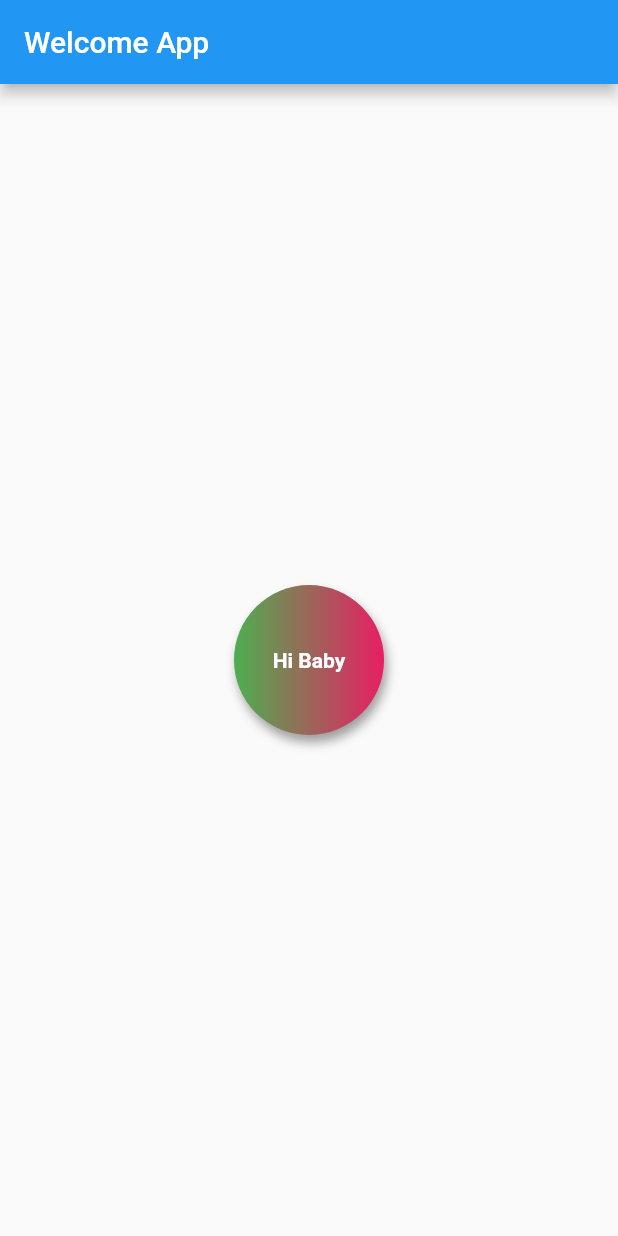
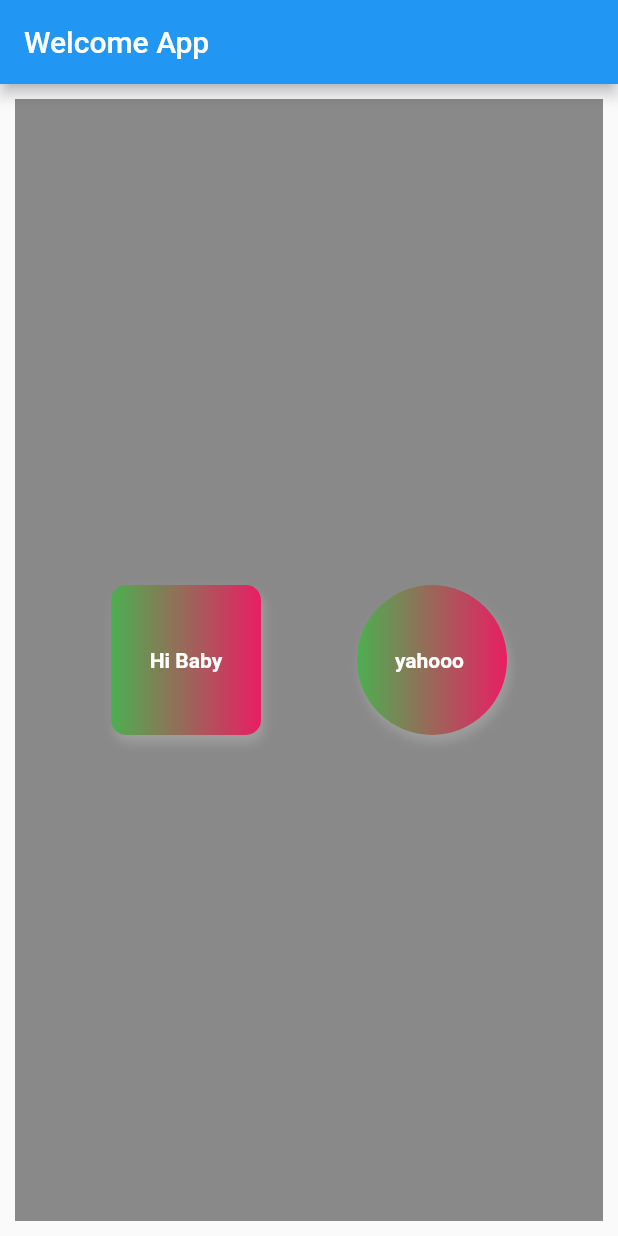
Before and after one commit to Zee7280/zain, a Flutter app: the screen it shows after launch, on a phone screen of 412 x 824 dp. Run offline on Flutter 3.47's test engine with Material 2 defaults, Android fonts, the light colour scheme and no system bars.

Commit message:
chap 2 complete

```diff
--- a/lib/main.dart
+++ b/lib/main.dart
@@ -15,8 +15,40 @@
   Widget build(BuildContext context) {
     return Scaffold(
       appBar: AppBar(title: Text('Welcome App')),
-      body: Center(
+      body: Padding(
+        padding: const EdgeInsets.all(10.0),
         child: Container(
+          color: Colors.black45,
+          width: MediaQuery.of(context).size.width,
+          height: MediaQuery.of(context).size.height,
+          child: Row(
+            mainAxisAlignment: MainAxisAlignment.spaceEvenly,
+            crossAxisAlignment: CrossAxisAlignment.center,
+            children: [
+              Container(
+                padding: const EdgeInsets.all(20),
+                alignment: Alignment.center,
+                width: 100,
+                height: 100,
+                decoration: BoxDecoration(
+                    color: Colors.teal,
+                    // shape: BoxShape.circle,
+                    borderRadius: BorderRadius.circular(10),
+                    boxShadow: [
+                      BoxShadow(
+                          color: Colors.grey,
+                          blurRadius: 5,
+                          offset: Offset(2.0, 5.0))
+                    ],
+                    gradient:
+                        LinearGradient(colors: [Colors.green, Colors.pink])),
+                child: Text(
+                  'Hi Baby',
+                  style: TextStyle(
+                      color: Colors.white, fontWeight: FontWeight.bold),
+                ),
+              ),
+              Container(
                 padding: const EdgeInsets.all(20),
                 alignment: Alignment.center,
                 width: 100,
@@ -27,15 +59,24 @@
                     //borderRadius: BorderRadius.circular(10),
                     boxShadow: [
                       BoxShadow(
-                    color: Colors.grey, blurRadius: 5, offset: Offset(2.0, 5.0))
+                          color: Colors.grey,
+                          blurRadius: 5,
+                          offset: Offset(2.0, 5.0))
                     ],
-              gradient: LinearGradient(colors: [Colors.green, Colors.pink])),
+                    gradient:
+                        LinearGradient(colors: [Colors.green, Colors.pink])),
                 child: Text(
-            'Hi Baby',
-            style: TextStyle(color: Colors.white, fontWeight: FontWeight.bold),
+                  'yahooo ',
+                  style: TextStyle(
+                      color: Colors.white, fontWeight: FontWeight.bold),
+                ),
+              ),
+            ],
+            //)
           ),
         ),
       ),
+      //Center( child:
     );
     // return Container(
     //   color: Colors.green,
```
Lines whose indentation alone changed are shown as unchanged.
